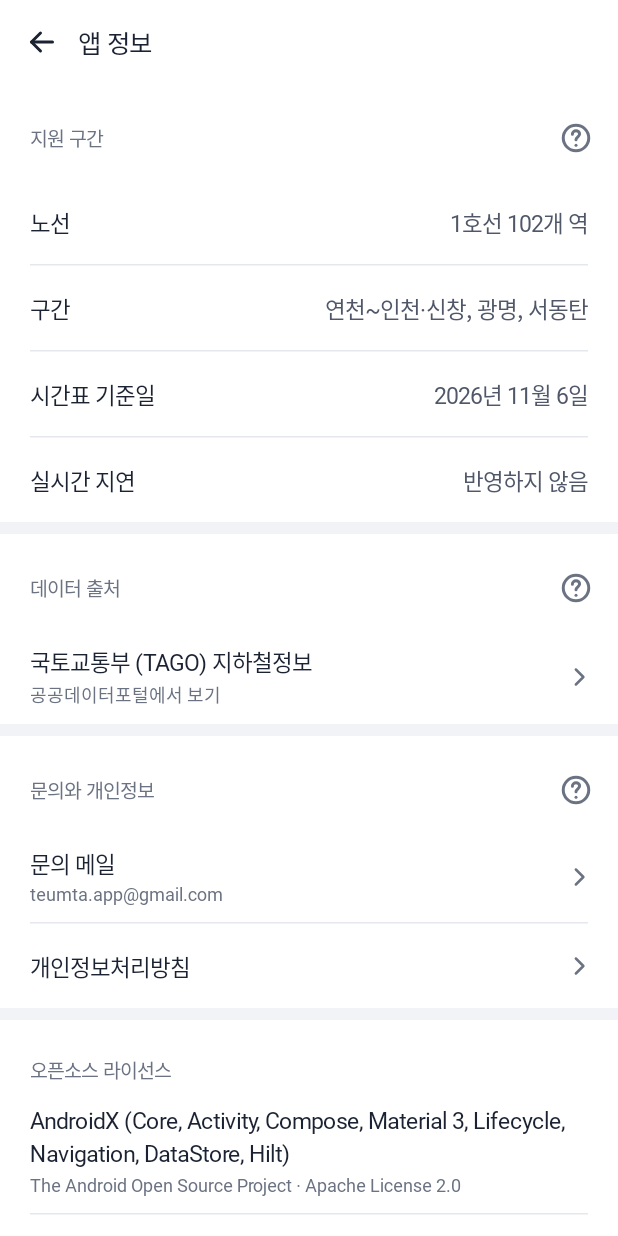
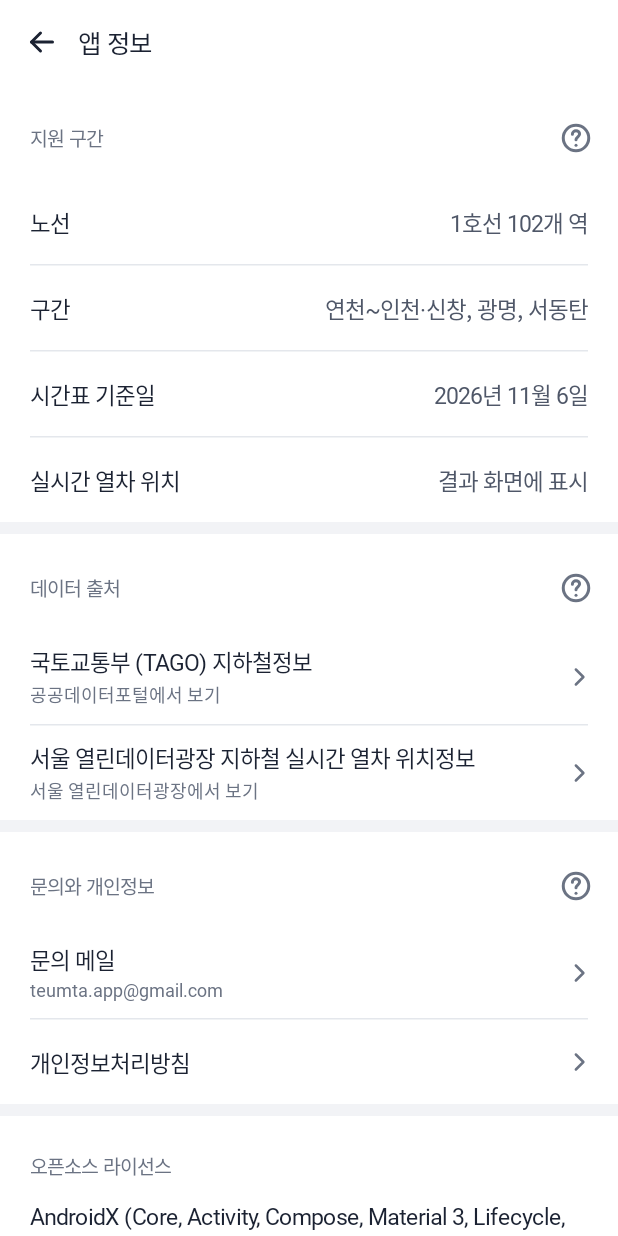
Before and after one commit to Teumta/Teumta-Android, an Android app built with Jetpack Compose: the InfoScreen screen opened through its navigation route, on a phone screen of 412 x 824 dp. Run offline under Robolectric (Android 15) with nearby library versions, the phone set to English and light mode, and no system bars; our stand-ins replace Dagger/Hilt's generated code; libraries missing offline, so code that uses them is left out: androidx.hilt.lifecycle; network calls fail; Roboto replaces fonts that are not available here; 1 statement that could not run was skipped.

Commit message:
[#55]- feat: 앱 정보와 개인정보처리방침 0.3.1 안내

```diff
--- a/app/src/main/java/com/teumta/app/ui/info/InfoScreen.kt
+++ b/app/src/main/java/com/teumta/app/ui/info/InfoScreen.kt
@@ -51,11 +51,12 @@ fun InfoScreen(onBack: () -> Unit) {
             TeumtaListRow(label = "노선", value = "1호선 102개 역")
             TeumtaListRow(label = "구간", value = "연천~인천·신창, 광명, 서동탄")
             TeumtaListRow(label = "시간표 기준일", value = AppInfo.TIMETABLE_BASE_DATE)
-            TeumtaListRow(label = "실시간 지연", value = "반영하지 않음", divider = false)
+            TeumtaListRow(label = "실시간 열차 위치", value = "결과 화면에 표시", divider = false)
 
             SectionGap()
             TeumtaListLabel("데이터 출처", help = { TeumtaHelpButton("데이터 출처", SOURCE_HELP) })
-            TeumtaListRow(label = AppInfo.DATA_SOURCE_NAME, sub = "공공데이터포털에서 보기", onClick = { open(AppInfo.DATA_SOURCE_URL) }, divider = false)
+            TeumtaListRow(label = AppInfo.DATA_SOURCE_NAME, sub = "공공데이터포털에서 보기", onClick = { open(AppInfo.DATA_SOURCE_URL) })
+            TeumtaListRow(label = AppInfo.REALTIME_SOURCE_NAME, sub = "서울 열린데이터광장에서 보기", onClick = { open(AppInfo.REALTIME_SOURCE_URL) }, divider = false)
 
             SectionGap()
             TeumtaListLabel("문의와 개인정보", help = { TeumtaHelpButton("개인정보", PRIVACY_HELP) })
@@ -84,16 +85,19 @@ fun InfoScreen(onBack: () -> Unit) {
 private val COVERAGE_HELP = listOf(
     "급행과 갈아타기까지 계산해요.",
     "갈아타는 시간은 역마다 2~5분으로 잡아요.",
-    "실시간 지연은 반영하지 않아서, 열차가 늦으면 실제와 다를 수 있어요.",
+    "늦어도 몇 시에 타야 하는지는 시간표로 계산해요. 열차가 늦으면 실제와 다를 수 있어요.",
+    "결과 화면의 동선에서 타는 역마다 지금 오는 열차의 위치를 함께 보여 줘요. 이 위치는 계산에 넣지 않아요.",
 )
 
 private val SOURCE_HELP = listOf(
     "시간표는 공공데이터포털의 국토교통부(TAGO) 지하철정보를 받아 만들었어요.",
+    "실시간 열차 위치는 서울 열린데이터광장의 지하철 실시간 열차 위치정보를 틈타 서버가 받아 전해요.",
     "틈타는 정부·철도 운영기관과 관계없는 개인 프로젝트예요.",
 )
 
 private val PRIVACY_HELP = listOf(
     "열차 계산은 휴대폰 안에서 해요.",
+    "실시간 열차를 볼 때만 타는 역과 내리는 역을 서버에 보내요. 서버는 저장하지 않아요.",
     "회원가입하면 이메일과 자주 쓰는 두 역을 서버에 저장해요.",
     "탈퇴하면 서버에서 바로 지워요.",
 )
--- a/app/src/main/java/com/teumta/app/ui/input/InputScreen.kt
+++ b/app/src/main/java/com/teumta/app/ui/input/InputScreen.kt
@@ -507,10 +507,11 @@ private fun PolicyNoticeDialog(onSeen: () -> Unit) {
         text = {
             TeumtaBulletList(
                 listOf(
-                    "${AppInfo.PRIVACY_EFFECTIVE_DATE}부터 시행해요.",
+                    "비공개 테스트 기간이라 이 앱부터 바로 적용해요(정식 시행일 ${AppInfo.PRIVACY_EFFECTIVE_DATE}).",
                     "회원가입·로그인이 생겼어요.",
                     "가입하면 이메일과 자주 쓰는 두 역을 틈타 서버(호주)에 저장해요.",
                     "시간표도 서버에서 받아요.",
+                    "결과 화면에서 실시간 열차를 볼 때 타는 역과 내리는 역을 서버에 보내요. 저장하지는 않아요.",
                     "로그인하지 않으면 계정 정보는 보내지 않아요.",
                 ),
                 style = TeumtaTheme.typography.bodyS,
```
Also changed, not shown: app/src/main/java/com/teumta/app/ui/info/AppInfo.kt (+5 -2 lines).
